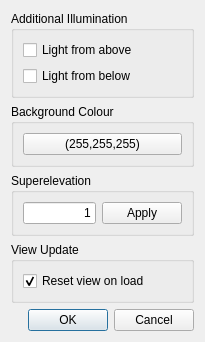
First picture: the form in DataView/VisPrefs.ui, repository ufz/ogs, before the edit.
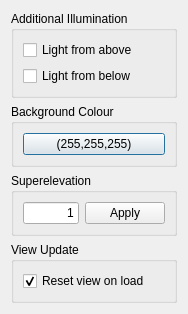
Second picture: the form after the edit. Custom widgets are drawn as their Qt base class.

Commit message: Global superelevation to visualisation settings dialog added.

```diff
--- a/DataView/VisPrefs.ui
+++ b/DataView/VisPrefs.ui
@@ -6,8 +6,8 @@
    <rect>
     <x>0</x>
     <y>0</y>
-    <width>205</width>
-    <height>332</height>
+    <width>188</width>
+    <height>296</height>
    </rect>
   </property>
   <property name="windowTitle">
@@ -110,25 +110,6 @@
      </layout>
     </widget>
    </item>
-   <item>
-    <widget class="QDialogButtonBox" name="buttonBox">
-     <property name="sizePolicy">
-      <sizepolicy hsizetype="Expanding" vsizetype="Expanding">
-       <horstretch>0</horstretch>
-       <verstretch>0</verstretch>
-      </sizepolicy>
-     </property>
-     <property name="layoutDirection">
-      <enum>Qt::LeftToRight</enum>
-     </property>
-     <property name="orientation">
-      <enum>Qt::Horizontal</enum>
-     </property>
-     <property name="standardButtons">
-      <set>QDialogButtonBox::Cancel|QDialogButtonBox::Ok</set>
-     </property>
-    </widget>
-   </item>
   </layout>
  </widget>
  <customwidgets>
```
Left out of the diff: 35 changed lines with no effect on the pictures. The commit also changes 8 other files.
